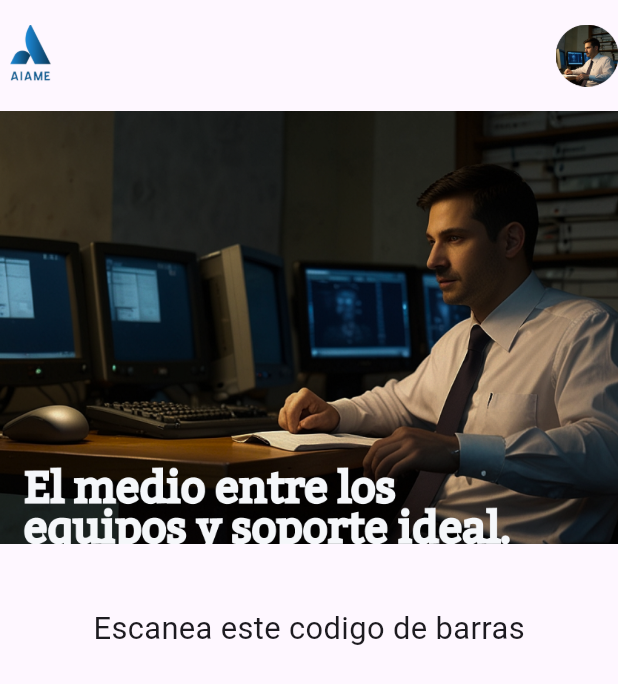
After one commit to AleCaicedoDev/Mesa-de-soporte-de-pc-movil2, a Flutter app: the Home screen opened directly, on a phone screen of 412 x 824 dp. The commit adds this screen. Shown: the top 684 px of the screen. Run offline on Flutter 3.47's test engine with Material 3 defaults, Android fonts, the phone set to English and light mode, and no system bars; our stand-ins replace another_flushbar, dio.

```diff
--- /dev/null
+++ b/lib/Pages/Home/Home.dart
@@ -0,0 +1,57 @@
+import 'package:flutter/material.dart';
+
+class Home extends StatelessWidget {
+  const Home({super.key});
+
+  @override
+  Widget build(BuildContext context) {
+    final size = MediaQuery.of(context).size;
+    return Scaffold(
+      body: Column(
+        children: [
+          SizedBox(height: size.height * 0.02),
+          Row(
+            mainAxisAlignment: MainAxisAlignment.spaceBetween,
+            children: [
+              SizedBox(
+                width:
+                    size.height * 0.05, // Ancho deseado para la primera imagen
+                height: size.height *
+                    0.05, // Altura deseada para la primera imagen0
+                child: Image.asset(
+                  'img/logo.png',
+                  fit: BoxFit.cover,
+                ),
+              ),
+              SizedBox(
+                width:
+                    size.height * 0.05, // Ancho deseado para la primera imagen
+                height:
+                    size.height * 0.05, // Altura deseada para la primera imagen
+                child: Image.asset(
+                  'img/usuario.png',
+                  fit: BoxFit.cover,
+                ),
+              ),
+            ],
+          ),
+          SizedBox(height: size.height * 0.02),
+          SizedBox(
+            width: size.height * 1, // Ancho deseado para la primera imagen
+            height: size.height * 0.35, // Altura deseada para la primera imagen
+            child: Image.asset(
+              'img/fondo2.png',
+              fit: BoxFit.cover,
+            ),
+          ),
+          SizedBox(height: size.height * 0.05),
+          Text(
+            'Escanea este codigo de barras',
+            style: TextStyle(fontSize: size.height * 0.025),
+          )
+
+        ],
+      ),
+    );
+  }
+}
--- a/lib/Pages/Login/CodigoVerificacion.dart
+++ b/lib/Pages/Login/CodigoVerificacion.dart
@@ -1,5 +1,6 @@
 import 'package:flutter/material.dart';
 import 'package:pac_movil/Pages/Login/ConfrmarContrase%C3%B1a.dart';
+
 import '../../Widget/InputRegistro.dart';
 
 class Codigoverficacion extends StatelessWidget {
--- a/lib/Pages/Login/ConfrmarContraseña.dart
+++ b/lib/Pages/Login/ConfrmarContraseña.dart
@@ -44,13 +44,13 @@ class ConfirmarContrasena extends StatelessWidget {
                         ),
                       ),
                       Text(
-                        'Código de verificación',
+                        'Nueva contraseña',
                         style: TextStyle(color: Colors.blue, fontSize: 20),
                         textAlign: TextAlign.center,
                       ),
                       SizedBox(height: size.height * 0.05),
                       Text(
-                        'Introduce el código de verificación en el siguiente campo:',
+                        'Introduce tu nueva contraseña:',
                         style: TextStyle(
                             color: const Color.fromARGB(255, 0, 0, 0),
                             fontSize: 15),
@@ -70,7 +70,6 @@ class ConfirmarContrasena extends StatelessWidget {
                             context,
                             TextInputType.emailAddress),
                       ),
-                      SizedBox(height: size.height * 0.02),
                       Container(
                         margin: EdgeInsets.symmetric(
                           horizontal: size.width * 0.1,
```
Also changed, not shown: lib/Pages/Login/LoginPages.dart (+18 -8 lines).
